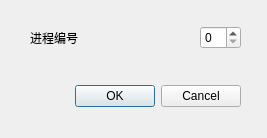
The window that Ui/Ui_ReleaseDialog.ui (moetayuko/BankerAlgorithm) describes before a commit, drawn with Qt 5.
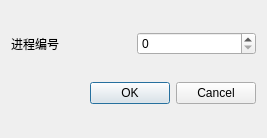
The same window after the commit.

```diff
--- a/Ui/Ui_ReleaseDialog.ui
+++ b/Ui/Ui_ReleaseDialog.ui
@@ -25,31 +25,8 @@
   <property name="windowTitle">
    <string>释放资源</string>
   </property>
-  <widget class="QDialogButtonBox" name="buttonBox">
-   <property name="geometry">
-    <rect>
-     <x>10</x>
-     <y>80</y>
-     <width>231</width>
-     <height>32</height>
-    </rect>
-   </property>
-   <property name="orientation">
-    <enum>Qt::Horizontal</enum>
-   </property>
-   <property name="standardButtons">
-    <set>QDialogButtonBox::Cancel|QDialogButtonBox::Ok</set>
-   </property>
-  </widget>
-  <widget class="QWidget" name="">
-   <property name="geometry">
-    <rect>
-     <x>30</x>
-     <y>20</y>
-     <width>211</width>
-     <height>35</height>
-    </rect>
-   </property>
+  <layout class="QVBoxLayout" name="verticalLayout">
+   <item>
    <layout class="QHBoxLayout" name="horizontalLayout">
     <item>
      <widget class="QLabel" name="label">
@@ -58,24 +35,22 @@
       </property>
      </widget>
     </item>
-    <item>
-     <spacer name="horizontalSpacer">
-      <property name="orientation">
-       <enum>Qt::Horizontal</enum>
-      </property>
-      <property name="sizeHint" stdset="0">
-       <size>
-        <width>40</width>
-        <height>20</height>
-       </size>
-      </property>
-     </spacer>
-    </item>
     <item>
      <widget class="QSpinBox" name="spinBox"/>
     </item>
    </layout>
-  </widget>
+   </item>
+   <item>
+    <widget class="QDialogButtonBox" name="buttonBox">
+     <property name="orientation">
+      <enum>Qt::Horizontal</enum>
+     </property>
+     <property name="standardButtons">
+      <set>QDialogButtonBox::Cancel|QDialogButtonBox::Ok</set>
+     </property>
+    </widget>
+   </item>
+  </layout>
  </widget>
  <resources/>
  <connections>
```
Lines whose indentation alone changed are shown as unchanged.
